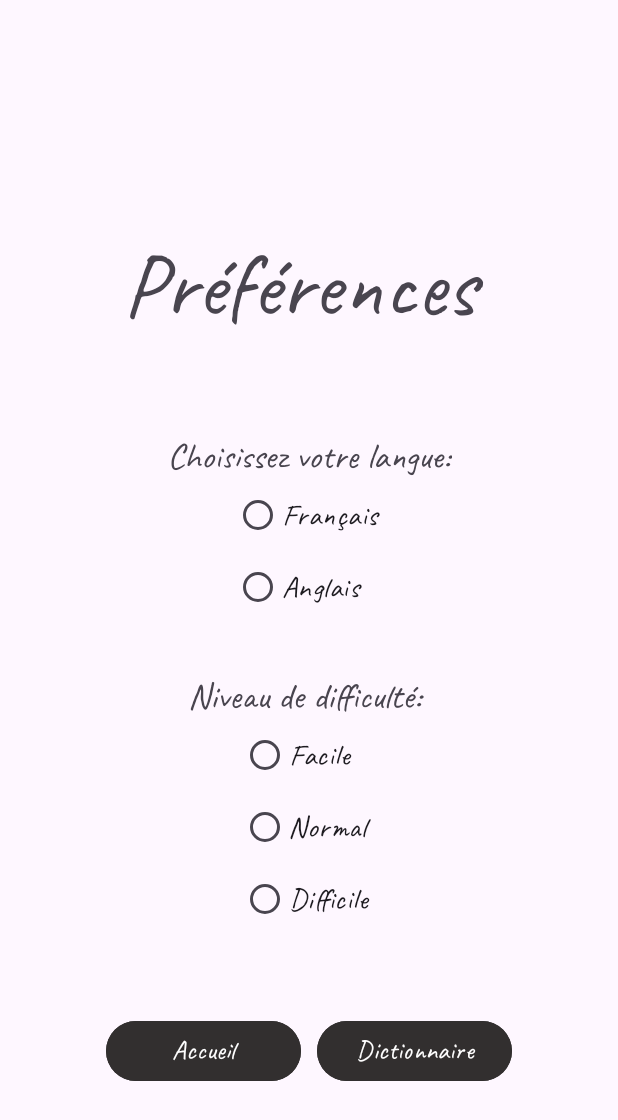
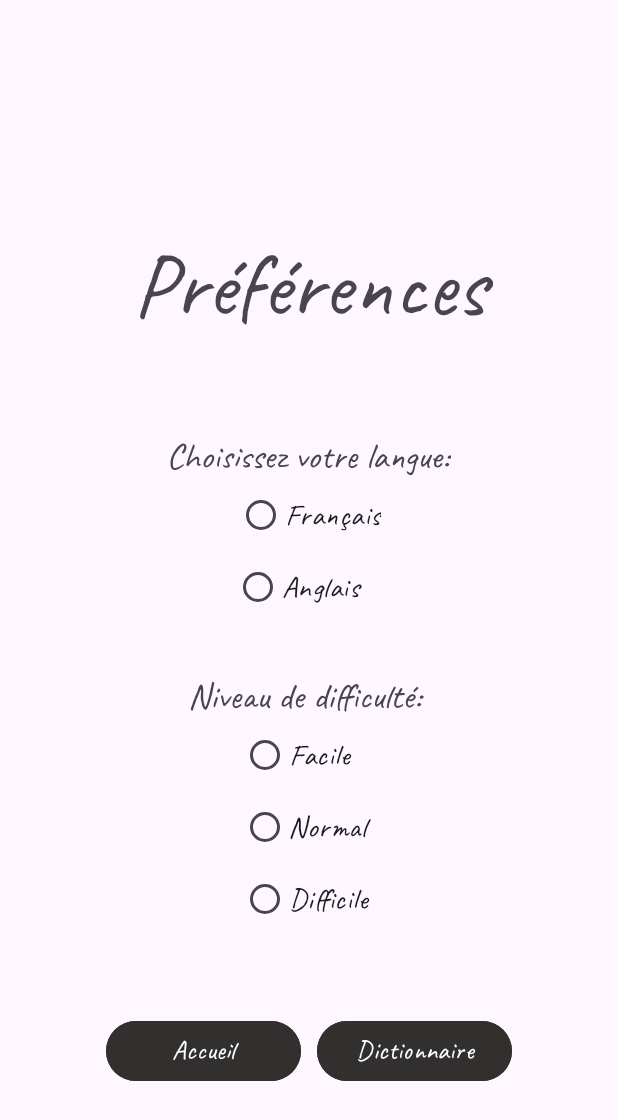
Before and after one commit to Jxddiss/jeu_pendu, an Android app: the screen it shows after launch (PreferencesActivity), after a tap on "Préférences", on a phone screen of 412 x 824 dp. Shown: the top 1120 px of the screen. Run offline under Robolectric (Android 15) with nearby library versions, the phone set to English and light mode, and no system bars.

Commit message:
La page de préférence est fonctionnelle.

```diff
--- a/app/src/main/java/com/example/myapplication/MainActivity.kt
+++ b/app/src/main/java/com/example/myapplication/MainActivity.kt
@@ -3,6 +3,7 @@ package com.example.myapplication
 import android.content.Intent
 import androidx.appcompat.app.AppCompatActivity
 import android.os.Bundle
+import android.util.Log
 import android.widget.Button
 
 class MainActivity : AppCompatActivity() {
@@ -10,7 +11,9 @@ class MainActivity : AppCompatActivity() {
     lateinit var btnPreference: Button
 
     companion object {
-
+        var choixLangue: String = ""
+        var choixDifficulte: String = ""
+        var listeDeMot: ArrayList<String> = ArrayList()
     }
 
     override fun onCreate(savedInstanceState: Bundle?) {
@@ -20,13 +23,29 @@ class MainActivity : AppCompatActivity() {
         btnStart = findViewById(R.id.btnJeu)
         btnPreference = findViewById(R.id.btnPreference)
 
+        val extras = intent.extras
+        if (extras != null) {
+            choixLangue = extras.getString("choixLangue", "")
+            choixDifficulte = extras.getString("choixDifficulte", "")
+
+            Log.d("MainActivity", "choixLangue: $choixLangue")
+            Log.d("MainActivity", "choixDifficulte: $choixDifficulte")
+        }
+
         btnStart.setOnClickListener {
             val intent: Intent = Intent(this, PenduJeuActivity::class.java)
             startActivity(intent)
         }
 
         btnPreference.setOnClickListener {
-            val intentPreference: Intent = Intent(this, PreferencesActivity::class.java)
+            val intentPreference = Intent(this, PreferencesActivity::class.java)
+
+            val bundle = Bundle().apply {
+                putString("choixLangue", choixLangue)
+                putString("choixDifficulte", choixDifficulte)
+            }
+            intentPreference.putExtras(bundle)
+
             startActivity(intentPreference)
         }
     }
--- a/app/src/main/java/com/example/myapplication/PreferencesActivity.kt
+++ b/app/src/main/java/com/example/myapplication/PreferencesActivity.kt
@@ -1,20 +1,89 @@
 package com.example.myapplication
 
+import android.content.Intent
 import android.os.Bundle
-import androidx.activity.enableEdgeToEdge
+import android.widget.Button
+import android.widget.RadioButton
+import android.widget.RadioGroup
 import androidx.appcompat.app.AppCompatActivity
-import androidx.core.view.ViewCompat
-import androidx.core.view.WindowInsetsCompat
 
 class PreferencesActivity : AppCompatActivity() {
+    lateinit var btnRetourAccueil: Button
+    lateinit var btnDictionnaire: Button
     override fun onCreate(savedInstanceState: Bundle?) {
         super.onCreate(savedInstanceState)
-        enableEdgeToEdge()
         setContentView(R.layout.activity_preferences)
-        ViewCompat.setOnApplyWindowInsetsListener(findViewById(R.id.main)) { v, insets ->
-            val systemBars = insets.getInsets(WindowInsetsCompat.Type.systemBars())
-            v.setPadding(systemBars.left, systemBars.top, systemBars.right, systemBars.bottom)
-            insets
+
+        val bundle = intent.extras
+        var choixLangue = bundle?.getString("choixLangue")
+        var choixDifficulte = bundle?.getString("choixDifficulte")
+
+        btnRetourAccueil = findViewById(R.id.btnRetourAccueil)
+        btnDictionnaire = findViewById(R.id.btnDictionnaire)
+
+        val radioGroupLangue: RadioGroup = findViewById(R.id.btnLangue)
+        val radioGroupDifficulter: RadioGroup = findViewById(R.id.btnDifficulter)
+
+        when (choixLangue?.lowercase()) {
+            "français" -> radioGroupLangue.check(R.id.btnLangueFrancais)
+            "anglais" -> radioGroupLangue.check(R.id.btnLangueAnglais)
+            "french" -> radioGroupLangue.check(R.id.btnLangueFrancais)
+            "english" -> radioGroupLangue.check(R.id.btnLangueAnglais)
         }
+
+        when (choixDifficulte?.lowercase()) {
+            "facile" -> radioGroupDifficulter.check(R.id.btnDifficulterFacile)
+            "normal" -> radioGroupDifficulter.check(R.id.btnDifficulterNormal)
+            "difficile" -> radioGroupDifficulter.check(R.id.btnDifficulterDifficile)
+            "easy" -> radioGroupDifficulter.check(R.id.btnDifficulterFacile)
+            "difficult" -> radioGroupDifficulter.check(R.id.btnDifficulterDifficile)
+        }
+
+        radioGroupLangue.setOnCheckedChangeListener { group, checkedId ->
+
+            val choixLangueBouton: RadioButton = findViewById(checkedId)
+            val choixLangueSelectionner: String = choixLangueBouton.text.toString()
+
+            when (checkedId) {
+                R.id.btnLangueFrancais -> {
+                    choixLangue = choixLangueSelectionner
+                }
+                R.id.btnLangueAnglais  -> {
+                    choixLangue = choixLangueSelectionner
+                }
+            }
+        }
+
+        radioGroupDifficulter.setOnCheckedChangeListener { group, checkedId ->
+
+            val choixDifficulterBouton: RadioButton = findViewById(checkedId)
+            val choixDifficulterSelectionner: String = choixDifficulterBouton.text.toString()
+
+            when (checkedId) {
+                R.id.btnDifficulterFacile    -> {
+                    choixDifficulte = choixDifficulterSelectionner
+                }
+                R.id.btnDifficulterNormal    -> {
+                    choixDifficulte = choixDifficulterSelectionner
+                }
+                R.id.btnDifficulterDifficile -> {
+                    choixDifficulte = choixDifficulterSelectionner
+                }
+            }
+
+        }
+
+        btnRetourAccueil.setOnClickListener {
+            val intent = Intent(this, MainActivity::class.java)
+
+            val bundle = Bundle().apply {
+                putString("choixLangue", choixLangue)
+                putString("choixDifficulte", choixDifficulte)
+            }
+            intent.putExtras(bundle)
+
+            startActivity(intent)
+        }
+
     }
 }
--- a/app/src/main/res/layout/activity_preferences.xml
+++ b/app/src/main/res/layout/activity_preferences.xml
@@ -9,13 +9,12 @@
 
     <TextView
         android:id="@+id/textView2"
-        android:layout_width="250sp"
+        android:layout_width="0dp"
         android:layout_height="wrap_content"
-        android:layout_marginStart="80dp"
         android:layout_marginTop="70dp"
-        android:layout_marginEnd="80dp"
         android:layout_marginBottom="514dp"
         android:fontFamily="@font/caveat"
+        android:gravity="center_horizontal"
         android:text="@string/preference_page_name"
         android:textSize="60sp"
         app:layout_constraintBottom_toBottomOf="parent"
@@ -25,11 +24,10 @@
 
     <LinearLayout
         android:id="@+id/linearLayout"
-        android:layout_width="wrap_content"
+        android:layout_width="0dp"
         android:layout_height="wrap_content"
-        android:layout_marginStart="50dp"
         android:layout_marginTop="60dp"
-        android:layout_marginEnd="50dp"
+        android:gravity="center_horizontal"
         android:orientation="vertical"
         app:layout_constraintEnd_toEndOf="parent"
         app:layout_constraintStart_toStartOf="parent"
@@ -46,6 +44,7 @@
             tools:layout_editor_absoluteY="299dp" />
 
         <RadioGroup
+            android:id="@+id/btnLangue"
             android:layout_width="match_parent"
             android:layout_height="match_parent"
             android:layout_gravity="center"
@@ -53,15 +52,15 @@
             android:textAlignment="center">
 
             <RadioButton
-                android:id="@+id/radioButton3"
-                android:layout_width="100sp"
+                android:id="@+id/btnLangueFrancais"
+                android:layout_width="wrap_content"
                 android:layout_height="wrap_content"
                 android:fontFamily="@font/caveat"
                 android:text="@string/choix_languageFr"
                 android:textSize="20sp" />
 
             <RadioButton
-                android:id="@+id/radioButton4"
+                android:id="@+id/btnLangueAnglais"
                 android:layout_width="100sp"
                 android:layout_height="wrap_content"
                 android:fontFamily="@font/caveat"
@@ -73,11 +72,10 @@
 
     <LinearLayout
         android:id="@+id/linearLayout"
-        android:layout_width="wrap_content"
+        android:layout_width="0dp"
         android:layout_height="wrap_content"
-        android:layout_marginStart="50dp"
         android:layout_marginTop="220dp"
-        android:layout_marginEnd="50dp"
+        android:gravity="center_horizontal"
         android:orientation="vertical"
         app:layout_constraintEnd_toEndOf="parent"
         app:layout_constraintStart_toStartOf="parent"
@@ -94,6 +92,7 @@
             tools:layout_editor_absoluteY="299dp" />
 
         <RadioGroup
+            android:id="@+id/btnDifficulter"
             android:layout_width="match_parent"
             android:layout_height="match_parent"
             android:layout_gravity="center"
@@ -101,7 +100,7 @@
             android:textAlignment="center">
 
             <RadioButton
-                android:id="@+id/radioButton3"
+                android:id="@+id/btnDifficulterFacile"
                 android:layout_width="90sp"
                 android:layout_height="wrap_content"
                 android:fontFamily="@font/caveat"
@@ -109,7 +108,7 @@
                 android:textSize="20sp" />
 
             <RadioButton
-                android:id="@+id/radioButton4"
+                android:id="@+id/btnDifficulterNormal"
                 android:layout_width="90sp"
                 android:layout_height="wrap_content"
                 android:fontFamily="@font/caveat"
@@ -117,7 +116,7 @@
                 android:textSize="20sp" />
 
             <RadioButton
-                android:id="@+id/radioButton"
+                android:id="@+id/btnDifficulterDifficile"
                 android:layout_width="90sp"
                 android:layout_height="wrap_content"
                 android:fontFamily="@font/caveat"
@@ -141,7 +140,7 @@
         app:layout_constraintTop_toBottomOf="@+id/linearLayout">
 
         <Button
-            android:id="@+id/button6"
+            android:id="@+id/btnRetourAccueil"
             android:layout_width="130sp"
             android:layout_height="wrap_content"
             android:layout_margin="5sp"
@@ -151,7 +150,7 @@
             android:textSize="18sp" />
 
         <Button
-            android:id="@+id/button5"
+            android:id="@+id/btnDictionnaire"
             android:layout_width="130sp"
             android:layout_height="wrap_content"
             android:layout_margin="5sp"
```
